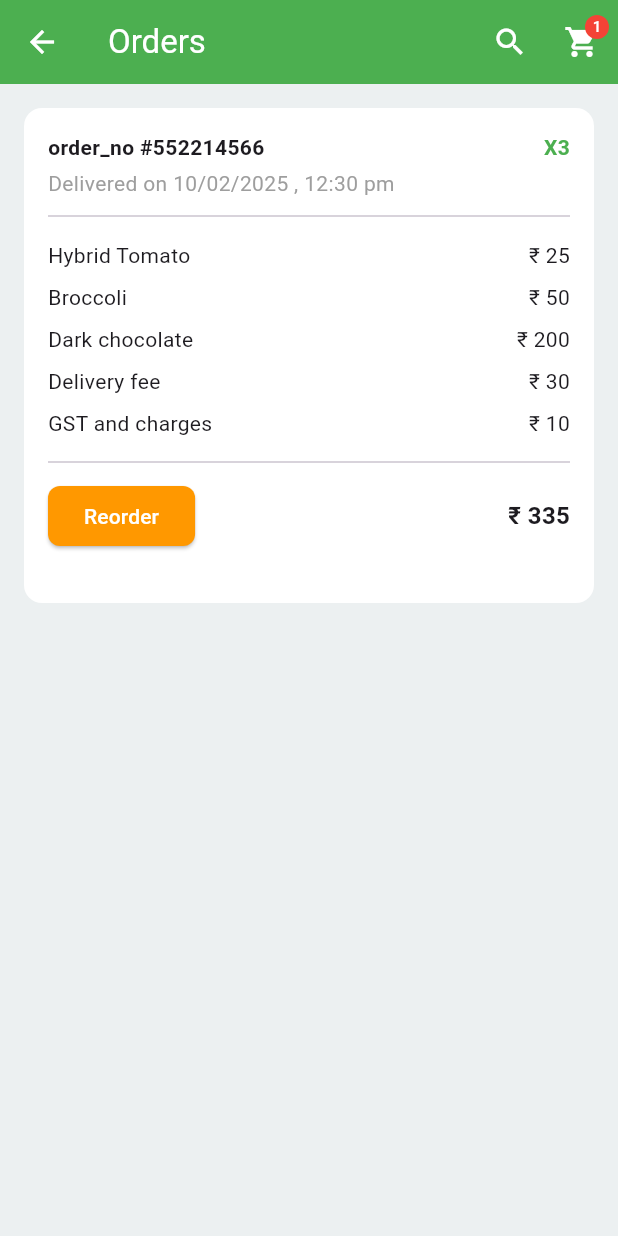
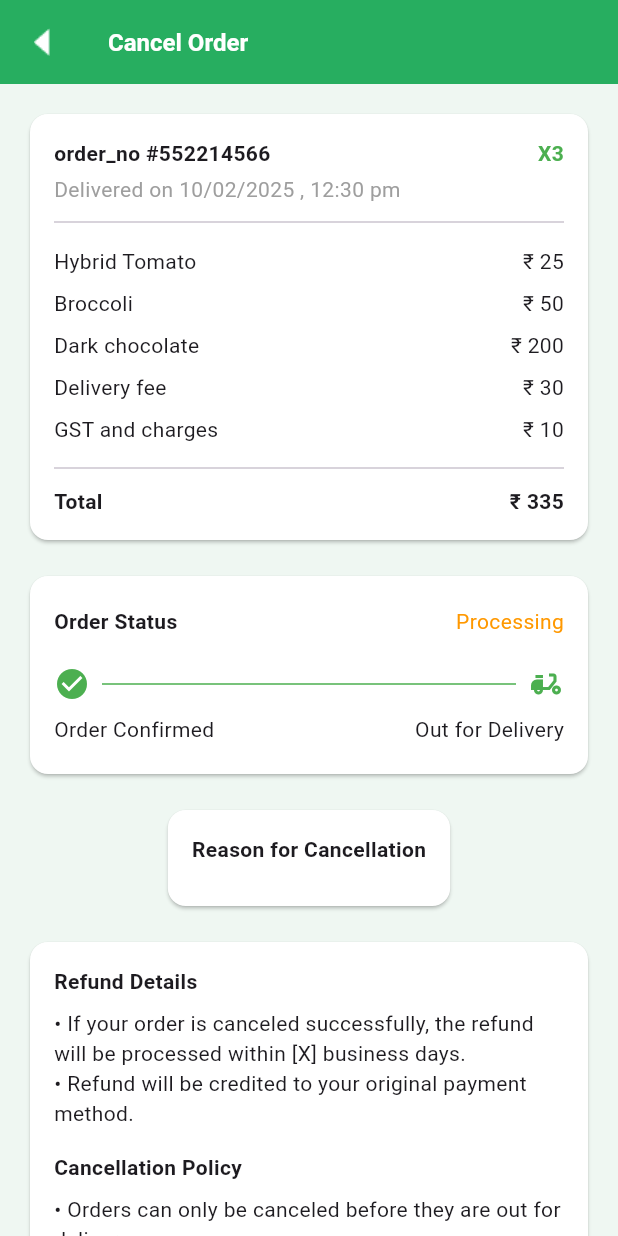
Before and after one commit to pokaktechnologies/supermarket-cust-fe, a Flutter app: the ReorderScreen screen opened directly, after a tap on "Reorder", on a phone screen of 412 x 824 dp. Run offline on Flutter 3.47's test engine with Material 3 defaults, Android fonts, the phone set to English and light mode, and no system bars.

Commit message:
order page partially completed

```diff
--- a/lib/core/themes/app_assets.dart
+++ b/lib/core/themes/app_assets.dart
@@ -53,4 +53,6 @@ class AppAssets {
   static const String filterIcon = 'assets/images/filter_icon.png';
   static const String sortIcon = 'assets/images/sort_icon.png';
   static const String vegIcon = 'assets/images/Group 14.png';
+
+  static const String mapImg = 'assets/images/map.png';
 }
--- /dev/null
+++ b/lib/views/order/cancel_order.dart
@@ -0,0 +1,246 @@
+import 'package:flutter/material.dart';
+import 'package:supermarket_customer_fe/core/themes/app_assets.dart';
+import 'package:supermarket_customer_fe/core/themes/app_colors.dart';
+import 'package:supermarket_customer_fe/core/utils/navigations.dart';
+
+class CancelOrderScreen extends StatelessWidget {
+  const CancelOrderScreen({super.key});
+
+  @override
+  Widget build(BuildContext context) {
+    return Scaffold(
+      backgroundColor: const Color(0xFFEFF7F2),
+      appBar: AppBar(
+        backgroundColor: const Color(0xFF27AE60),
+        leading: InkWell(
+          onTap: () => popNavigation(context),
+          child: Image.asset(AppAssets.backArrow),
+        ),
+        title: const Text(
+          "Cancel Order",
+          style: TextStyle(
+            color: AppColors.white,
+            fontWeight: FontWeight.bold,
+            fontSize: 16,
+          ),
+        ),
+      ),
+      body: SingleChildScrollView(
+        padding: const EdgeInsets.all(16),
+        child: Column(
+          children: [
+            _buildOrderCard(),
+            const SizedBox(height: 16),
+            _buildOrderStatus(),
+            const SizedBox(height: 16),
+            _buildReasonDropdown(),
+            const SizedBox(height: 16),
+            _buildRefundAndPolicy(),
+            const SizedBox(height: 20),
+            SizedBox(
+              width: double.infinity,
+              child: ElevatedButton(
+                onPressed: () {},
+                style: ElevatedButton.styleFrom(
+                  backgroundColor: Colors.orange,
+                  padding: const EdgeInsets.symmetric(vertical: 14),
+                  shape: RoundedRectangleBorder(
+                    borderRadius: BorderRadius.circular(8),
+                  ),
+                ),
+                child: const Text(
+                  "Confirm Cancellation",
+                  style: TextStyle(color: Colors.white),
+                ),
+              ),
+            ),
+          ],
+        ),
+      ),
+    );
+  }
+
+  Widget _buildOrderCard() {
+    return Card(
+      color: AppColors.white,
+      shape: RoundedRectangleBorder(borderRadius: BorderRadius.circular(12)),
+      child: Padding(
+        padding: const EdgeInsets.all(16),
+        child: Column(
+          crossAxisAlignment: CrossAxisAlignment.start,
+          children: [
+            Row(
+              children: const [
+                Expanded(
+                  child: Text(
+                    "order_no #552214566",
+                    style: TextStyle(fontWeight: FontWeight.bold),
+                  ),
+                ),
+                Text(
+                  "X3",
+                  style: TextStyle(
+                    color: Colors.green,
+                    fontWeight: FontWeight.bold,
+                  ),
+                ),
+              ],
+            ),
+            const SizedBox(height: 4),
+            const Text(
+              "Delivered on 10/02/2025 , 12:30 pm",
+              style: TextStyle(color: Colors.grey),
+            ),
+            const Divider(height: 24),
+            _itemRow("Hybrid Tomato", "₹ 25"),
+            _itemRow("Broccoli", "₹ 50"),
+            _itemRow("Dark chocolate", "₹ 200"),
+            _itemRow("Delivery fee", "₹ 30"),
+            _itemRow("GST and charges", "₹ 10"),
+            const Divider(height: 24),
+            const Row(
+              mainAxisAlignment: MainAxisAlignment.spaceBetween,
+              children: [
+                Text("Total", style: TextStyle(fontWeight: FontWeight.bold)),
+                Text("₹ 335", style: TextStyle(fontWeight: FontWeight.bold)),
+              ],
+            ),
+          ],
+        ),
+      ),
+    );
+  }
+
+  Widget _buildOrderStatus() {
+    return Card(
+      color: AppColors.white,
+      shape: RoundedRectangleBorder(borderRadius: BorderRadius.circular(12)),
+      child: Padding(
+        padding: const EdgeInsets.symmetric(horizontal: 16, vertical: 20),
+        child: Column(
+          crossAxisAlignment: CrossAxisAlignment.start,
+          children: [
+            const Row(
+              mainAxisAlignment: MainAxisAlignment.spaceBetween,
+              children: [
+                Text(
+                  "Order Status",
+                  style: TextStyle(fontWeight: FontWeight.bold),
+                ),
+                Text("Processing", style: TextStyle(color: Colors.orange)),
+              ],
+            ),
+            const SizedBox(height: 20),
+            Row(
+              children: [
+                const Icon(Icons.check_circle, color: Colors.green),
+                const SizedBox(width: 8),
+                const Expanded(
+                  child: Divider(color: Colors.green, thickness: 1),
+                ),
+                const SizedBox(width: 8),
+                const Icon(Icons.delivery_dining, color: Colors.green),
+              ],
+            ),
+            const Padding(
+              padding: EdgeInsets.only(top: 8.0),
+              child: Row(
+                mainAxisAlignment: MainAxisAlignment.spaceBetween,
+                children: [Text("Order Confirmed"), Text("Out for Delivery")],
+              ),
+            ),
+          ],
+        ),
+      ),
+    );
+  }
+
+  Widget _buildReasonDropdown() {
+    return Card(
+      color: AppColors.white,
+      shape: RoundedRectangleBorder(borderRadius: BorderRadius.circular(12)),
+      child: Padding(
+        padding: const EdgeInsets.all(16),
+        child: Column(
+          crossAxisAlignment: CrossAxisAlignment.start,
+          children: const [
+            Text(
+              "Reason for Cancellation",
+              style: TextStyle(fontWeight: FontWeight.bold),
+            ),
+            SizedBox(height: 12),
+            // DropdownButtonFormField<String>(
+            //   decoration: InputDecoration(
+            //     border: OutlineInputBorder(),
+            //   ),
+            //   items: [
+            //     DropdownMenuItem(value: "reason1", child: Text("Ordered by mistake")),
+            //     DropdownMenuItem(value: "reason2", child: Text("Delivery taking too long")),
+            //     DropdownMenuItem(value: "reason3", child: Text("Found cheaper elsewhere")),
+            //   ],
+            //   hint: Text("Select Reason"),
+            //   onChanged: null, // Replace with actual logic
+            // ),
+          ],
+        ),
+      ),
+    );
+  }
+
+  Widget _buildRefundAndPolicy() {
+    return Card(
+      color: AppColors.white,
+      shape: RoundedRectangleBorder(borderRadius: BorderRadius.circular(12)),
+      child: Padding(
+        padding: const EdgeInsets.all(16),
+        child: Column(
+          crossAxisAlignment: CrossAxisAlignment.start,
+          children: const [
+            Text(
+              "Refund Details",
+              style: TextStyle(fontWeight: FontWeight.bold),
+            ),
+            SizedBox(height: 8),
+            Text(
+              "• If your order is canceled successfully, the refund will be processed within [X] business days.",
+            ),
+            Text("• Refund will be credited to your original payment method."),
+            SizedBox(height: 16),
+            Text(
+              "Cancellation Policy",
+              style: TextStyle(fontWeight: FontWeight.bold),
+            ),
+            SizedBox(height: 8),
+            Text(
+              "• Orders can only be canceled before they are out for delivery.",
+            ),
+            Text(
+              "• Once the order is out for delivery, cancellation may not be possible.",
+            ),
+            Text(
+              "• For more details, refer to our ",
+              style: TextStyle(color: Colors.black),
+            ),
+            Text(
+              "[Cancellation Policy]",
+              style: TextStyle(
+                color: Colors.green,
+                fontWeight: FontWeight.bold,
+              ),
+            ),
+          ],
+        ),
+      ),
+    );
+  }
+
+  static Widget _itemRow(String title, String price) {
+    return Padding(
+      padding: const EdgeInsets.symmetric(vertical: 4),
+      child: Row(
+        mainAxisAlignment: MainAxisAlignment.spaceBetween,
+        children: [Text(title), Text(price)],
+      ),
+    );
+  }
+}
--- a/lib/views/re-order/re-order.dart
+++ b/lib/views/re-order/re-order.dart
@@ -1,6 +1,7 @@
 import 'package:flutter/material.dart';
 import 'package:supermarket_customer_fe/core/themes/app_colors.dart';
-import 'package:supermarket_customer_fe/widgets/buttons/customButton.dart';
+import 'package:supermarket_customer_fe/core/utils/navigations.dart';
+import 'package:supermarket_customer_fe/views/order/cancel_order.dart';
 
 class ReorderScreen extends StatelessWidget {
   const ReorderScreen({super.key});
@@ -88,7 +89,9 @@ class ReorderScreen extends StatelessWidget {
                 Row(
                   children: [
                     ElevatedButton(
-                      onPressed: () {},
+                      onPressed: () {
+                        pushNavigation(context, CancelOrderScreen());
+                      },
                       style: ElevatedButton.styleFrom(
                         backgroundColor: Colors.orange,
                         shape: RoundedRectangleBorder(
```
Also changed, not shown: lib/views/home/homePage.dart (+14 -5 lines), lib/views/order/order_tracking.dart (added, +256 -0 lines), lib/views/payment/add_upi_payment.dart (added, +91 -0 lines), assets/images/map.png (added).
